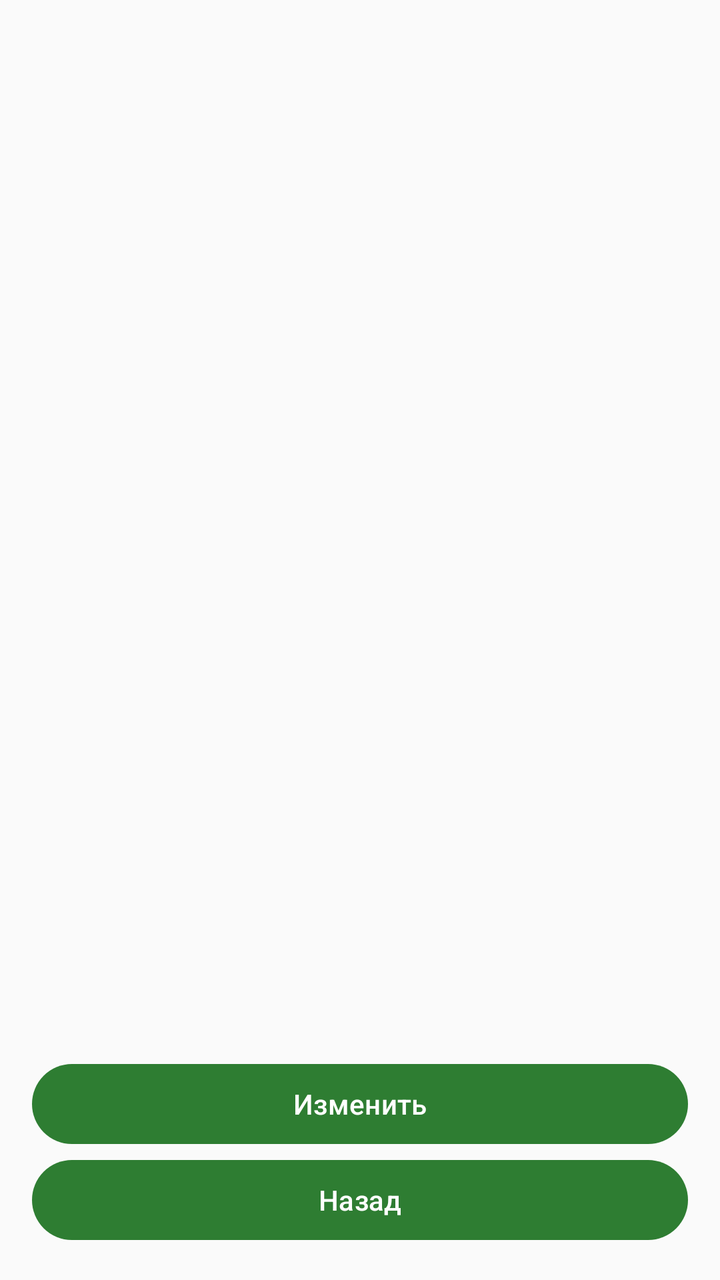
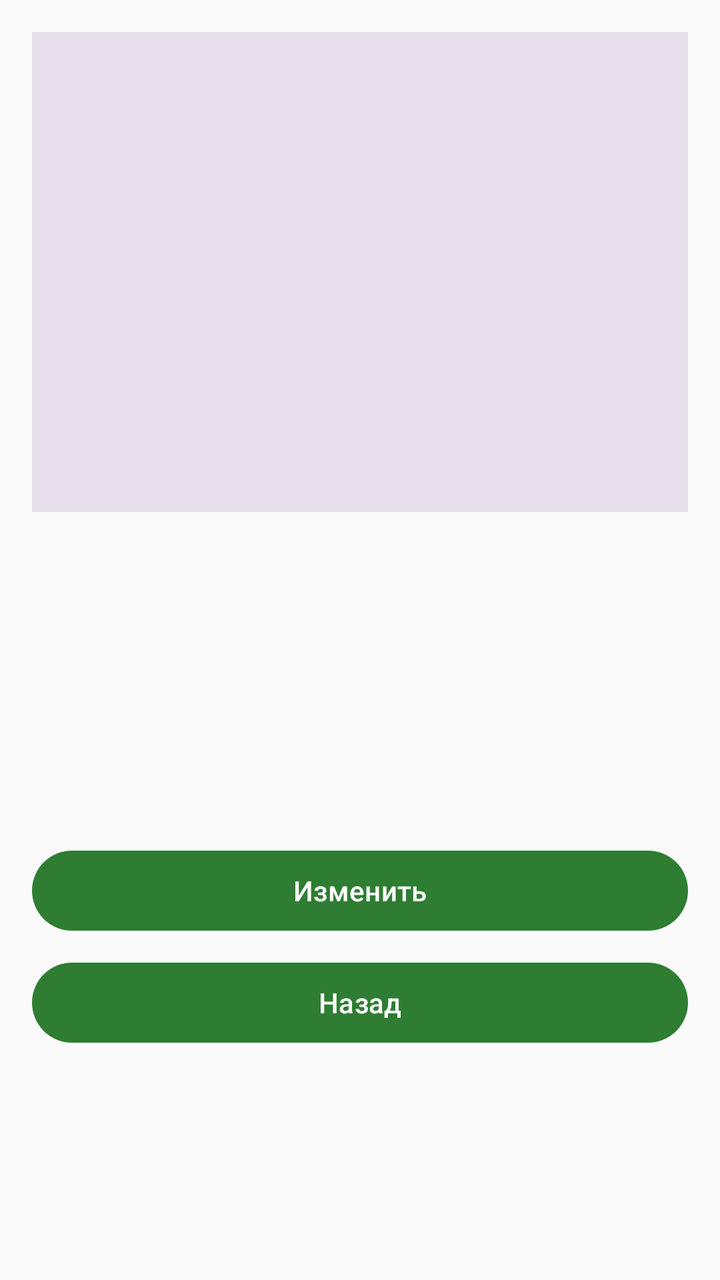

Two renders of the same Android screen: before a commit and after it. Below are the layout's source before the change and the commit's diff.
<!-- AndroidManifest.xml: application theme Theme.RecipesApp -->
<!-- res/layout/activity_recipe_detail.xml -->
<?xml version="1.0" encoding="utf-8"?>
<androidx.constraintlayout.widget.ConstraintLayout
    xmlns:android="http://schemas.android.com/apk/res/android"
    xmlns:app="http://schemas.android.com/apk/res-auto"
    android:layout_width="match_parent"
    android:layout_height="match_parent"
    android:padding="16dp">

    
    <TextView
        android:id="@+id/detailTitle"
        android:layout_width="0dp"
        android:layout_height="wrap_content"
        android:textSize="24sp"
        android:textStyle="bold"
        app:layout_constraintEnd_toEndOf="parent"
        app:layout_constraintStart_toStartOf="parent"
        app:layout_constraintTop_toTopOf="parent" />

    
    <TextView
        android:id="@+id/detailCategory"
        android:layout_width="wrap_content"
        android:layout_height="wrap_content"
        android:layout_marginTop="8dp"
        app:layout_constraintStart_toStartOf="parent"
        app:layout_constraintTop_toBottomOf="@+id/detailTitle" />

    
    <TextView
        android:id="@+id/detailTime"
        android:layout_width="wrap_content"
        android:layout_height="wrap_content"
        android:layout_marginTop="4dp"
        app:layout_constraintStart_toStartOf="parent"
        app:layout_constraintTop_toBottomOf="@+id/detailCategory" />

    
    <ScrollView
        android:layout_width="0dp"
        android:layout_height="0dp"
        android:layout_marginTop="16dp"
        app:layout_constraintBottom_toTopOf="@+id/editButton"
        app:layout_constraintEnd_toEndOf="parent"
        app:layout_constraintStart_toStartOf="parent"
        app:layout_constraintTop_toBottomOf="@+id/detailTime">

        <TextView
            android:id="@+id/detailDescription"
            android:layout_width="match_parent"
            android:layout_height="wrap_content"
            android:textSize="16sp" />
    </ScrollView>

    
    <Button
        android:id="@+id/editButton"
        android:layout_width="0dp"
        android:layout_height="wrap_content"
        android:minHeight="48dp"
        android:text="@string/edit_recipe"
        app:layout_constraintBottom_toTopOf="@+id/backButton"
        app:layout_constraintEnd_toEndOf="parent"
        app:layout_constraintStart_toStartOf="parent" />

    
    <Button
        android:id="@+id/backButton"
        android:layout_width="0dp"
        android:layout_height="wrap_content"
        android:minHeight="48dp"
        android:text="@string/back"
        app:layout_constraintBottom_toBottomOf="parent"
        app:layout_constraintEnd_toEndOf="parent"
        app:layout_constraintStart_toStartOf="parent" />

</androidx.constraintlayout.widget.ConstraintLayout>
<!-- resources referenced by this layout -->
<resources>
  <string name="back">Назад</string>
  <string name="edit_recipe">Изменить</string>
  <style name="Theme.RecipesApp" parent="Theme.Material3.Light.NoActionBar">
          <item name="colorPrimary">@color/primary</item>
          <item name="colorOnPrimary">@color/on_primary</item>
          <item name="colorSecondary">@color/secondary</item>
          <item name="android:windowBackground">@color/background</item>
      </style>
  <color name="primary">#2E7D32</color>
  <color name="on_primary">#FFFFFF</color>
  <color name="secondary">#FF8F00</color>
  <color name="background">#FAFAFA</color>
</resources>

<!-- the commit's change to res/layout/activity_recipe_detail.xml (unified diff, before → after) -->
@@ -1,77 +1,69 @@
 <?xml version="1.0" encoding="utf-8"?>
-<androidx.constraintlayout.widget.ConstraintLayout
+<ScrollView
     xmlns:android="http://schemas.android.com/apk/res/android"
-    xmlns:app="http://schemas.android.com/apk/res-auto"
     android:layout_width="match_parent"
     android:layout_height="match_parent"
-    android:padding="16dp">
+    android:fillViewport="true">
 
-    
-    <TextView
-        android:id="@+id/detailTitle"
-        android:layout_width="0dp"
+    <LinearLayout
+        android:layout_width="match_parent"
         android:layout_height="wrap_content"
-        android:textSize="24sp"
-        android:textStyle="bold"
-        app:layout_constraintEnd_toEndOf="parent"
-        app:layout_constraintStart_toStartOf="parent"
-        app:layout_constraintTop_toTopOf="parent" />
+        android:orientation="vertical"
+        android:padding="16dp">
 
-    
-    <TextView
-        android:id="@+id/detailCategory"
-        android:layout_width="wrap_content"
-        android:layout_height="wrap_content"
-        android:layout_marginTop="8dp"
-        app:layout_constraintStart_toStartOf="parent"
-        app:layout_constraintTop_toBottomOf="@+id/detailTitle" />
+        
+        <ImageView
+            android:id="@+id/detailImage"
+            android:layout_width="match_parent"
+            android:layout_height="240dp"
+            android:background="?attr/colorSurfaceVariant"
+            android:scaleType="centerCrop" />
 
-    
-    <TextView
-        android:id="@+id/detailTime"
-        android:layout_width="wrap_content"
-        android:layout_height="wrap_content"
-        android:layout_marginTop="4dp"
-        app:layout_constraintStart_toStartOf="parent"
-        app:layout_constraintTop_toBottomOf="@+id/detailCategory" />
+        <TextView
+            android:id="@+id/detailTitle"
+            android:layout_width="match_parent"
+            android:layout_height="wrap_content"
+            android:layout_marginTop="16dp"
+            android:textSize="24sp"
+            android:textStyle="bold" />
 
-    
-    <ScrollView
-        android:layout_width="0dp"
-        android:layout_height="0dp"
-        android:layout_marginTop="16dp"
-        app:layout_constraintBottom_toTopOf="@+id/editButton"
-        app:layout_constraintEnd_toEndOf="parent"
-        app:layout_constraintStart_toStartOf="parent"
-        app:layout_constraintTop_toBottomOf="@+id/detailTime">
+        <TextView
+            android:id="@+id/detailCategory"
+            android:layout_width="wrap_content"
+            android:layout_height="wrap_content"
+            android:layout_marginTop="8dp"
+            android:textSize="16sp" />
 
+        <TextView
+            android:id="@+id/detailTime"
+            android:layout_width="wrap_content"
+            android:layout_height="wrap_content"
+            android:layout_marginTop="4dp"
+            android:textSize="16sp" />
+
+        
         <TextView
             android:id="@+id/detailDescription"
             android:layout_width="match_parent"
             android:layout_height="wrap_content"
+            android:layout_marginTop="16dp"
             android:textSize="16sp" />
-    </ScrollView>
 
-    
-    <Button
-        android:id="@+id/editButton"
-        android:layout_width="0dp"
-        android:layout_height="wrap_content"
-        android:minHeight="48dp"
-        android:text="@string/edit_recipe"
-        app:layout_constraintBottom_toTopOf="@+id/backButton"
-        app:layout_constraintEnd_toEndOf="parent"
-        app:layout_constraintStart_toStartOf="parent" />
+        <Button
+            android:id="@+id/editButton"
+            android:layout_width="match_parent"
+            android:layout_height="wrap_content"
+            android:layout_marginTop="24dp"
+            android:minHeight="48dp"
+            android:text="@string/edit_recipe" />
 
-    
-    <Button
-        android:id="@+id/backButton"
-        android:layout_width="0dp"
-        android:layout_height="wrap_content"
-        android:minHeight="48dp"
-        android:text="@string/back"
-        app:layout_constraintBottom_toBottomOf="parent"
-        app:layout_constraintEnd_toEndOf="parent"
-        app:layout_constraintStart_toStartOf="parent" />
+        <Button
+            android:id="@+id/backButton"
+            android:layout_width="match_parent"
+            android:layout_height="wrap_content"
+            android:layout_marginTop="8dp"
+            android:minHeight="48dp"
+            android:text="@string/back" />
 
-</androidx.constraintlayout.widget.ConstraintLayout>
+    </LinearLayout>
+</ScrollView>
